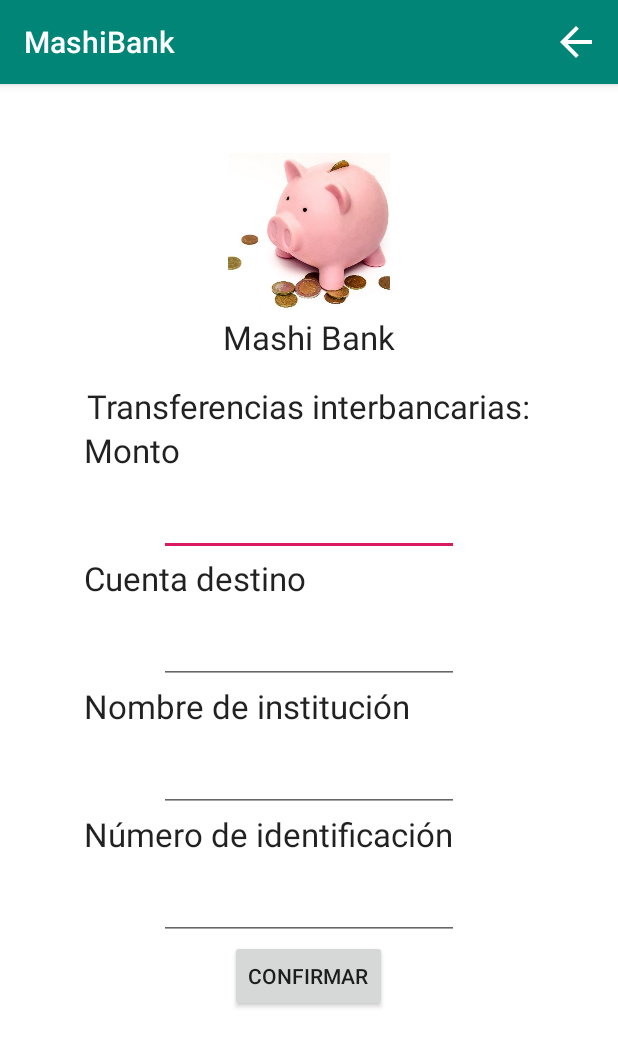
After one commit to xavierowl/Banco_App_Cliente, an Android app: the TransaccionInterbancaria screen opened directly, with no data from a screen before it, on a phone screen of 412 x 824 dp. The commit adds this screen. Shown: the top 1047 px of the screen. Run offline under Robolectric (Android 15) with nearby library versions, the phone set to English and light mode, and no system bars; 3 statements that could not run were skipped.

Commit message:
4Desarrollo del sistema para realizar transferencias entre cooperativas

```diff
--- a/app/src/main/AndroidManifest.xml
+++ b/app/src/main/AndroidManifest.xml
@@ -16,6 +16,7 @@
 
         <activity android:name=".Cuota_Vista"></activity>
         <activity android:name=".Transaccion"></activity>
+        <activity android:name=".TransaccionInterbancaria"></activity>
         <activity
             android:name=".Inicio"
             android:label="@string/title_activity_inicio"
--- a/app/src/main/java/com/example/mashibank/Cuota_Vista.java
+++ b/app/src/main/java/com/example/mashibank/Cuota_Vista.java
@@ -26,7 +26,7 @@ public class Cuota_Vista extends AppCompatActivity {
         cuotas = Inicio.cuotas;
         adaptador = new AdapterCuota();
         for (Cuota cuota: cuotas) {
-            if(cuota.getEstado() == EstadoCuota.VENCIDA){
+            if(cuota.getEstado() == EstadoCuota.PENDIENTE){
                 adaptador.addCuota(cuota);
             }
         }
--- a/app/src/main/java/com/example/mashibank/Inicio.java
+++ b/app/src/main/java/com/example/mashibank/Inicio.java
@@ -161,6 +161,11 @@ public class Inicio extends AppCompatActivity implements AdapterCredito.OnCredit
                 transaccion.putExtra("origen", cuenta);
                 startActivityForResult(transaccion, 1);
                 return true;
+            case R.id.action_transaccion_interbancaria:
+                Intent transaccion_interbancaria = new Intent(Inicio.this, TransaccionInterbancaria.class);
+                transaccion_interbancaria.putExtra("origen", cuenta);
+                startActivityForResult(transaccion_interbancaria, 1);
+                return true;
         }
 
         return super.onOptionsItemSelected(item);
--- /dev/null
+++ b/app/src/main/java/com/example/mashibank/TransaccionInterbancaria.java
@@ -0,0 +1,94 @@
+package com.example.mashibank;
+
+import android.os.Bundle;
+import android.view.Menu;
+import android.view.View;
+import android.widget.EditText;
+
+import androidx.appcompat.app.AppCompatActivity;
+import androidx.appcompat.widget.AppCompatButton;
+
+import com.google.android.material.snackbar.Snackbar;
+
+import java.util.concurrent.TimeUnit;
+
+import okhttp3.OkHttpClient;
+import okhttp3.ResponseBody;
+import retrofit2.Call;
+import retrofit2.Callback;
+import retrofit2.Response;
+import retrofit2.Retrofit;
+import retrofit2.converter.simplexml.SimpleXmlConverterFactory;
+
+public class TransaccionInterbancaria extends AppCompatActivity {
+    private AppCompatButton btnTransferir;
+    private EditText monto;
+    private int origen;
+
+    @Override
+    protected void onCreate(Bundle savedInstanceState) {
+        super.onCreate(savedInstanceState);
+        setContentView(R.layout.activity_transaccion_interbancaria);
+
+        btnTransferir = findViewById(R.id.btnTransferir);
+
+        origen = Integer.valueOf(getIntent().getStringExtra("origen"));
+
+
+        monto = findViewById(R.id.txtMonto);
+
+        //Se establece el escenario para realizar las peticiones web
+        OkHttpClient client = new OkHttpClient.Builder()
+                .connectTimeout(60, TimeUnit.SECONDS)
+                .readTimeout(60,TimeUnit.SECONDS).build();
+
+        Retrofit retrofit = new Retrofit.Builder()
+                .baseUrl("http://10.0.2.2:8080/Banco_Servidor/srv/cliente/")
+                .client(client)
+                .addConverterFactory(SimpleXmlConverterFactory.create())
+                .build();
+        APIService apiService = retrofit.create(APIService.class);
+
+
+        btnTransferir.setOnClickListener(new View.OnClickListener() {
+            @Override
+            public void onClick(View v) {
+                int d = Integer.valueOf(0);
+                double m = Double.valueOf(monto.getText().toString());
+                if(d != origen){
+                    Call<ResponseBody> result = apiService.transferir(origen, d, m);
+                    result.enqueue(new Callback<ResponseBody>() {
+                        @Override
+                        public void onResponse(Call<ResponseBody> call, Response<ResponseBody> response) {
+                            try {
+                                String respuesta = response.body().string();
+                                if(respuesta.equals("exitoso")){
+                                    System.out.println("Se realizó la transacción exitosamente");
+                                    finish();
+                                }
+                            } catch (Exception e) {
+                                Snackbar.make(v, "Se ha producido un error. ("+e.getMessage()+")",
+                                        Snackbar.LENGTH_LONG).show();
+                            }
+                        }
+
+                        @Override
+                        public void onFailure(Call<ResponseBody> call, Throwable t) {
+                            System.out.println("*Servidor*: Se ha producido un error: "+t.getMessage());
+                        }
+                    });
+                }
+                else{
+                    Snackbar.make(v, "No se puede transferir dinero a la misma cuenta.",
+                            Snackbar.LENGTH_SHORT).show();
+                }
+            }
+        });
+    }
+
+    @Override
+    public boolean onCreateOptionsMenu(Menu menu) {
+        getMenuInflater().inflate(R.menu.menu_back, menu);
+        return super.onCreateOptionsMenu(menu);
+    }
+}
--- /dev/null
+++ b/app/src/main/res/layout/activity_transaccion_interbancaria.xml
@@ -0,0 +1,115 @@
+<?xml version="1.0" encoding="utf-8"?>
+<RelativeLayout xmlns:android="http://schemas.android.com/apk/res/android"
+    xmlns:app="http://schemas.android.com/apk/res-auto"
+    xmlns:tools="http://schemas.android.com/tools"
+    android:layout_width="match_parent"
+    android:layout_height="match_parent"
+    tools:context=".Transaccion"
+    android:background="@android:color/white">
+    <ScrollView
+        android:layout_width="match_parent"
+        android:layout_height="wrap_content">
+        <LinearLayout
+            android:layout_width="match_parent"
+            android:layout_height="wrap_content"
+            android:orientation="vertical"
+            android:gravity="center"
+            android:paddingTop="30dp">
+            <include layout="@layout/cabecera"/>
+            <TextView
+                android:layout_width="wrap_content"
+                android:layout_height="wrap_content"
+                android:text="Transferencias interbancarias:"
+                style="@android:style/TextAppearance.Large"/>
+            <LinearLayout
+                android:layout_width="300dp"
+                android:layout_height="wrap_content"
+                android:orientation="vertical"
+                android:gravity="center">
+                <TextView
+                    android:layout_width="wrap_content"
+                    android:layout_height="wrap_content"
+                    android:text="Monto"
+                    style="@android:style/TextAppearance.Large"
+                    android:layout_gravity="start"/>
+                <com.google.android.material.textfield.TextInputLayout
+                    android:layout_width="wrap_content"
+                    android:layout_height="wrap_content">
+                    <com.google.android.material.textfield.TextInputEditText
+                        android:id="@+id/eClave"
+                        android:layout_width="200dp"
+                        android:layout_height="wrap_content"
+                        android:inputType="text">
+                    </com.google.android.material.textfield.TextInputEditText>
+                </com.google.android.material.textfield.TextInputLayout>
+                <TextView
+                    android:layout_width="wrap_content"
+                    android:layout_height="wrap_content"
+                    android:text="Cuenta destino"
+                    android:layout_gravity="start"
+                    style="@android:style/TextAppearance.Large"/>
+                <com.google.android.material.textfield.TextInputLayout
+                    android:layout_width="wrap_content"
+                    android:layout_height="wrap_content">
+                    <com.google.android.material.textfield.TextInputEditText
+                        android:id="@+id/txtMonto"
+                        android:layout_width="200dp"
+                        android:layout_height="wrap_content"
+                        android:inputType="text">
+                    </com.google.android.material.textfield.TextInputEditText>
+                </com.google.android.material.textfield.TextInputLayout>
+                <TextView
+                    android:layout_width="wrap_content"
+                    android:layout_height="wrap_content"
+                    android:text="Nombre de institución"
+                    style="@android:style/TextAppearance.Large"
+                    android:layout_gravity="start"/>
+                <com.google.android.material.textfield.TextInputLayout
+                    android:layout_width="wrap_content"
+                    android:layout_height="wrap_content">
+                    <com.google.android.material.textfield.TextInputEditText
+                        android:id="@+id/eInstitucion"
+                        android:layout_width="200dp"
+                        android:layout_height="wrap_content"
+                        android:inputType="text">
+                    </com.google.android.material.textfield.TextInputEditText>
+                </com.google.android.material.textfield.TextInputLayout>
+                <TextView
+                    android:layout_width="wrap_content"
+                    android:layout_height="wrap_content"
+                    android:text="Número de identificación"
+                    style="@android:style/TextAppearance.Large"
+                    android:layout_gravity="start"/>
+                <com.google.android.material.textfield.TextInputLayout
+                    android:layout_width="wrap_content"
+                    android:layout_height="wrap_content">
+                    <com.google.android.material.textfield.TextInputEditText
+                        android:id="@+id/eNumeroIdentificacion"
+                        android:layout_width="200dp"
+                        android:layout_height="wrap_content"
+                        android:inputType="text">
+                    </com.google.android.material.textfield.TextInputEditText>
+                </com.google.android.material.textfield.TextInputLayout>
+                <androidx.appcompat.widget.AppCompatButton
+                    android:id="@+id/btnTransferir"
+                    android:layout_width="wrap_content"
+                    android:layout_height="wrap_content"
+                    android:text="Confirmar">
+                </androidx.appcompat.widget.AppCompatButton>
+                <ProgressBar
+                    android:id="@+id/cargaImagen"
+                    android:layout_width="wrap_content"
+                    android:layout_height="wrap_content"
+                    android:visibility="invisible">
+                </ProgressBar>
+                <TextView
+                    android:id="@+id/cargaTexto"
+                    android:layout_width="wrap_content"
+                    android:layout_height="wrap_content"
+                    android:text="Solicitando cambio"
+                    android:visibility="invisible">
+                </TextView>
+            </LinearLayout>
+        </LinearLayout>
+    </ScrollView>
+</RelativeLayout>
--- a/app/src/main/res/menu/menu_main.xml
+++ b/app/src/main/res/menu/menu_main.xml
@@ -12,4 +12,9 @@
         android:orderInCategory="100"
         android:title="@string/action_transaccion"
         app:showAsAction="never" />
+    <item
+        android:id="@+id/action_transaccion_interbancaria"
+        android:orderInCategory="100"
+        android:title="@string/action_transaccion_interbancaria"
+        app:showAsAction="never" />
 </menu>
--- a/app/src/main/res/values/strings.xml
+++ b/app/src/main/res/values/strings.xml
@@ -12,4 +12,5 @@
     <string name="action_transaccion">Transacción</string>
     <string name="title_activity_transaccion">Transaccion</string>
     <string name="nombreBanco">Mashi Bank</string>
+    <string name="action_transaccion_interbancaria">Transacción Interbancaria</string>
 </resources>
```
Also changed, not shown: 1 other file.
